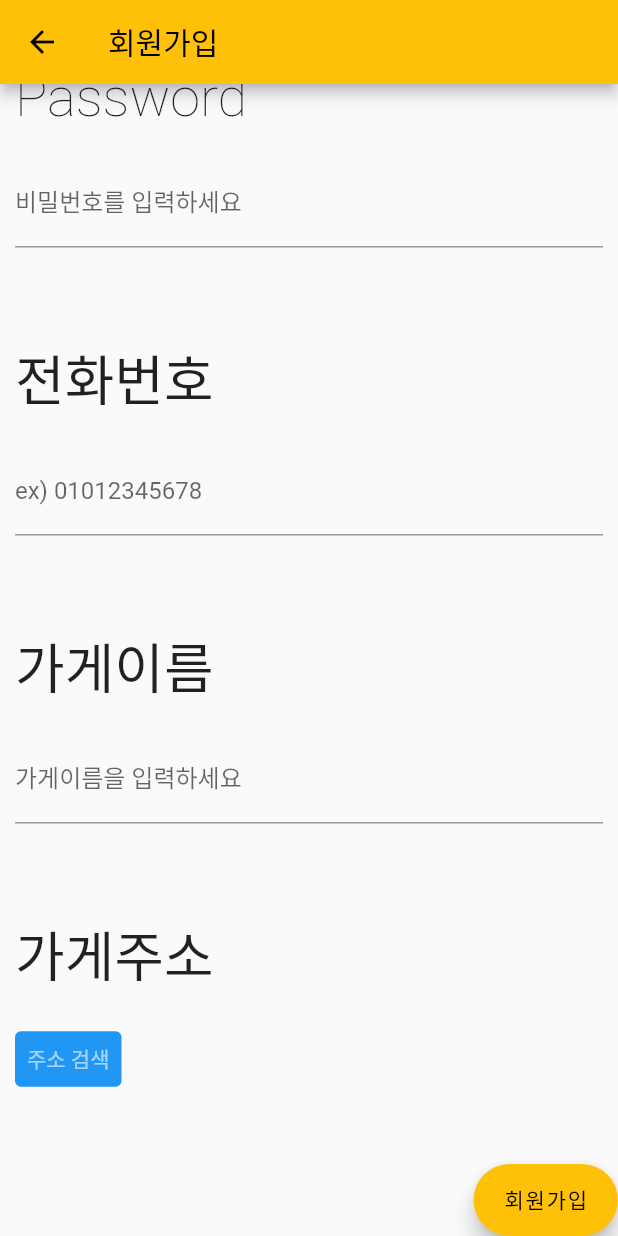
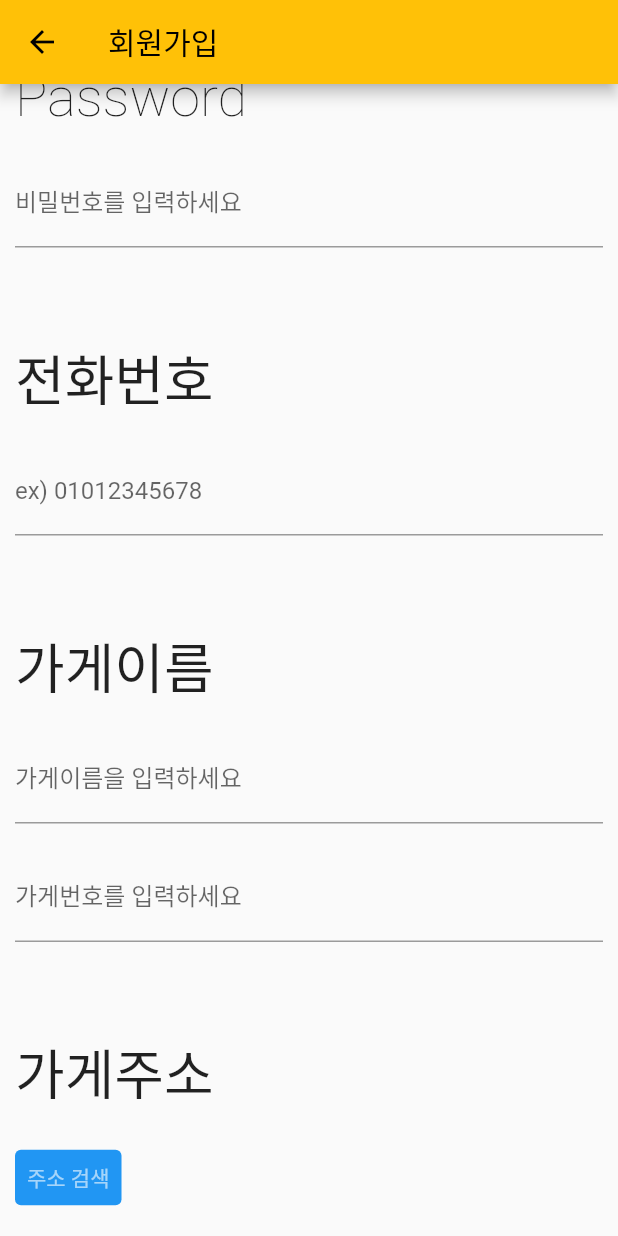
Before and after one commit to chanil4129/TrashCan_finder, a Flutter app: the ShopSignUp screen opened directly, scrolled down 243 dp, on a phone screen of 412 x 824 dp. Run offline on Flutter 3.47's test engine with Material 2 defaults, Android fonts, the phone set to English and light mode, and no system bars; our stand-ins replace fluttertoast, geolocator, location, permission_handler, qr_flutter; missing offline and left inert: kpostal, naver_map_plugin, qr, qrscan.

Commit message:
Update signup_main.dart

```diff
--- a/throw_away/lib/sign_up/signup_main.dart
+++ b/throw_away/lib/sign_up/signup_main.dart
@@ -230,6 +230,7 @@ class _ShopSignUpState extends State<ShopSignUp> {
   final _ShopPn=TextEditingController();
   final _ShopName=TextEditingController();
   final _ShopAddress=TextEditingController();
+  final _ShopNumber=TextEditingController();
 
   String address = '';
   double lng = 0;
@@ -326,6 +327,15 @@ class _ShopSignUpState extends State<ShopSignUp> {
               ),
             ),
             Padding(
+              padding: EdgeInsets.fromLTRB(10, 10, 10, 10),
+              child: TextField(
+                controller: _ShopNumber,
+                decoration: InputDecoration(
+                  // border: OutlineInputBorder(),
+                    labelText: '가게번호를 입력하세요'),
+              ),
+            ),
+            Padding(
               padding: EdgeInsets.fromLTRB(10, 50, 10, 10),
               child: Text(
                 '가게주소',
@@ -397,7 +407,7 @@ class _ShopSignUpState extends State<ShopSignUp> {
     final url=Uri.parse(_UriInfo);
     final response = await http.get(url);
 
-    String _UriInfoAdd='http://52.79.202.39/?REQ=post_PUT_ROOT_INFO&PHONE_NUM=${_ShopPn.text}&CATEGORY=SHOP&JSON_UPDATE={"SHOP_NAME":"${_ShopName.text}","SHOP_ADDRESS":"$address","SHOP_NUMBER":"00000000000","SHOP_IS_OPEN":${false},"SHOP_POINT":${0},"SHOP_LOCATION":{"LNG":$lng,"LAT":$lat},"TRASH_TYPE":{"GENERAL":${false},"PET":${false},"CANS":${false},"PAPER":${false}}}';
+    String _UriInfoAdd='http://52.79.202.39/?REQ=post_PUT_ROOT_INFO&PHONE_NUM=${_ShopPn.text}&CATEGORY=SHOP&JSON_UPDATE={"SHOP_NAME":"${_ShopName.text}","SHOP_ADDRESS":"$address","SHOP_NUMBER":"${_ShopNumber.text}","SHOP_IS_OPEN":${false},"SHOP_POINT":${0},"SHOP_LOCATION":{"LNG":$lng,"LAT":$lat},"TRASH_TYPE":{"GENERAL":${false},"PET":${false},"CANS":${false},"PAPER":${false}}}';
     final urlAdd=Uri.parse(_UriInfoAdd);
     final responseAdd=await http.post(urlAdd);
     print('Response status: ${responseAdd.statusCode}');
```
